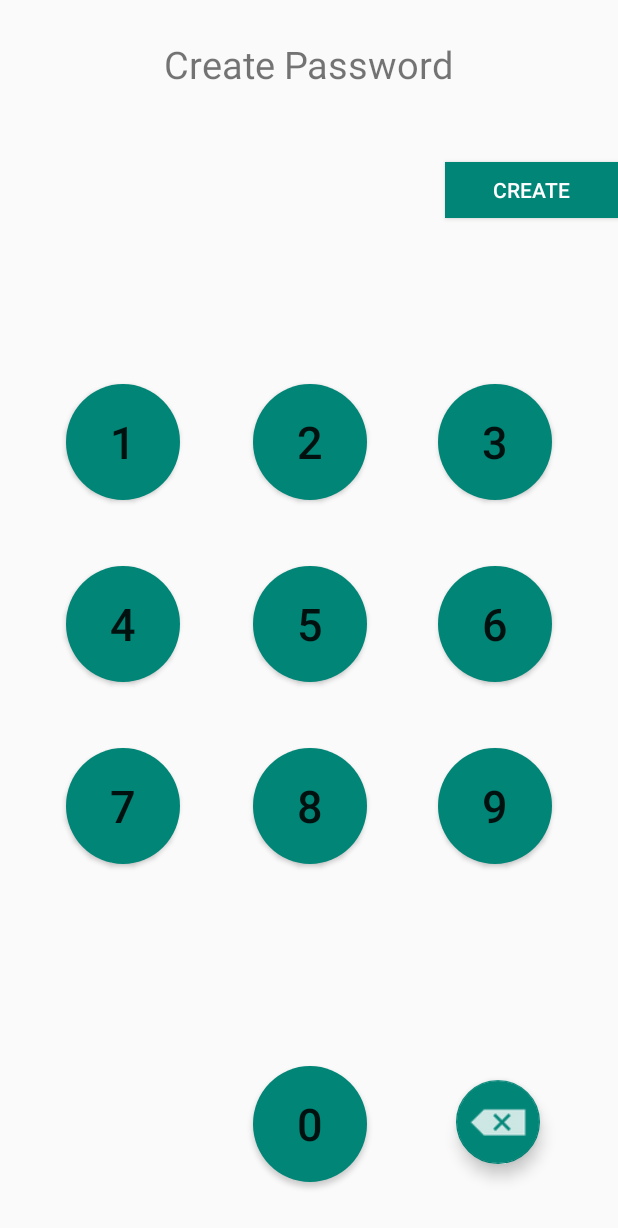
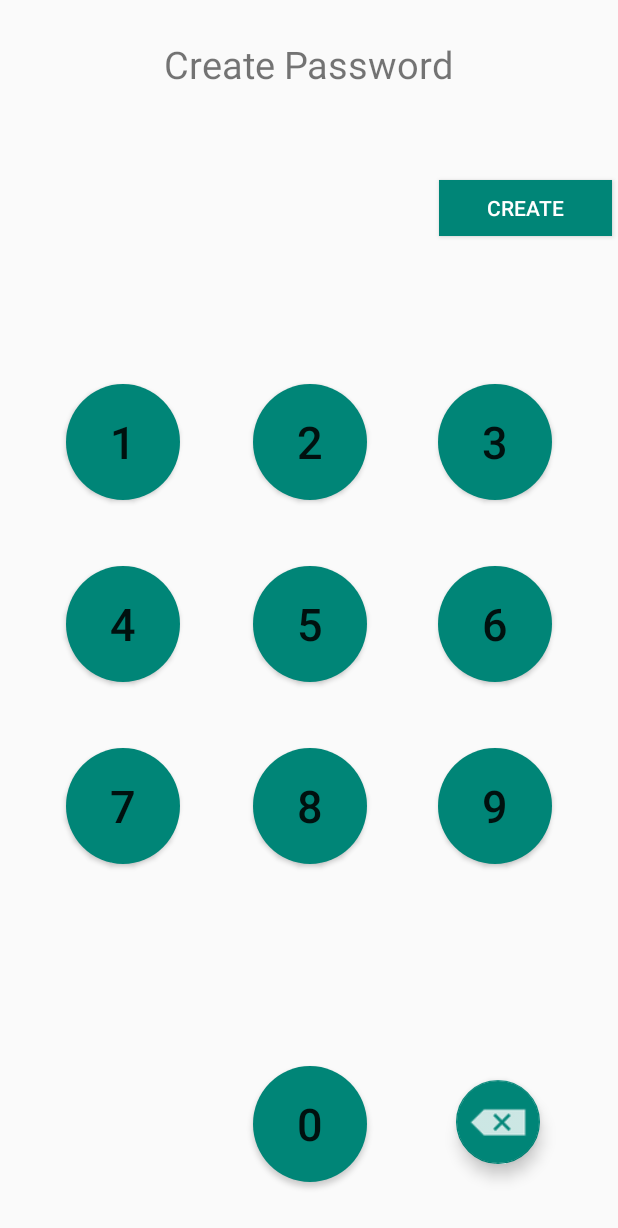
Before and after one commit to AndreC98/PasswordManagerAndroidAPP, an Android app: the screen it shows after launch (CreatePassword), after a tap on "CREATE", on a phone screen of 412 x 824 dp. Shown: the top 1228 px of the screen. Run offline under Robolectric (Android 15) with nearby library versions, the phone set to English and light mode, and no system bars.

```diff
--- a/app/src/main/AndroidManifest.xml
+++ b/app/src/main/AndroidManifest.xml
@@ -5,7 +5,7 @@
     <application
         android:allowBackup="true"
         android:icon="@mipmap/ic_launcher"
-        android:label=""
+        android:label="Secure Account Manager"
         android:roundIcon="@mipmap/ic_launcher_round"
         android:supportsRtl="true"
         android:theme="@style/Theme.AppCompat.Light.NoActionBar">
--- a/app/src/main/java/com/example/passwordmanagerapp/Login.java
+++ b/app/src/main/java/com/example/passwordmanagerapp/Login.java
@@ -30,13 +30,12 @@ public class Login extends AppCompatActivity {
     }
 
     public void onStart() {
-        Context context = this;
-        try {
-            fileIn = context.openFileInput("AccountManagerPassword.ser");
-            in = new ObjectInputStream(fileIn);
-            password = (String) in.readObject();
-        } catch(IOException | ClassNotFoundException e){}
+        password = loadPassword();
         Button createButton = (Button) findViewById(R.id.createBttn);
+        Button submitButton = (Button) findViewById(R.id.loginBttn);
+        if(password == null) {
+            submitButton.setEnabled(false);
+            submitButton.setVisibility(View.INVISIBLE);
             createButton.setOnClickListener(new View.OnClickListener() {
                 @Override
                 public void onClick(View view) {
@@ -47,14 +46,29 @@ public class Login extends AppCompatActivity {
                     }
                 }
             });
-        Button submitButton = (Button) findViewById(R.id.loginBttn);
+        }
+        else {
+            createButton.setEnabled(false);
+            createButton.setVisibility(View.INVISIBLE);
             submitButton.setOnClickListener(new View.OnClickListener() {
                 @Override
                 public void onClick(View view) {
                     signIn();
                 }
             });
+        }
+
         super.onStart();
+    }
+
+    public String loadPassword() {
+        Context context = this;
+        try {
+            fileIn = context.openFileInput("AccountManagerPassword.ser");//change later
+            in = new ObjectInputStream(fileIn);
+            password = (String) in.readObject();
+        } catch(IOException | ClassNotFoundException e){}
+        return password;
     }
 
     public void onResume() {
--- a/app/src/main/java/com/example/passwordmanagerapp/Search.java
+++ b/app/src/main/java/com/example/passwordmanagerapp/Search.java
@@ -58,7 +58,10 @@ public class Search extends AppCompatActivity {
         super.onStart();
     }
     public void onResume() {
-
+        Button searchBttn = (Button)findViewById(R.id.searchBttn);
+        if(searchBttn == null) {
+            finish();
+        }
         super.onResume();
     }
     public void searchResults(EditText searchApp, EditText searchUsr, EditText searchPass) {
--- a/app/src/main/res/layout/create_password.xml
+++ b/app/src/main/res/layout/create_password.xml
@@ -19,20 +19,23 @@
     <TextView
         android:id="@+id/createdPassword"
         android:layout_width="116dp"
-        android:layout_height="36dp"
+        android:layout_height="45dp"
         android:layout_marginTop="48dp"
         android:layout_marginEnd="32dp"
         android:password="true"
         android:textAlignment="center"
-        android:textSize="20dp"
+        android:textSize="50dp"
         app:layout_constraintEnd_toStartOf="@+id/createPassword"
+        app:layout_constraintHorizontal_bias="0.993"
+        app:layout_constraintStart_toStartOf="parent"
         app:layout_constraintTop_toBottomOf="@+id/textView7" />
 
     <Button
         android:id="@+id/createPassword"
         android:layout_width="115dp"
         android:layout_height="37dp"
-        android:layout_marginTop="108dp"
+        android:layout_marginTop="120dp"
+        android:layout_marginEnd="4dp"
         android:background="#008577"
         android:onClick="savePassword"
         android:text="Create"
--- /dev/null
+++ b/app/src/main/res/values/dimens.xml
@@ -0,0 +1,5 @@
+<resources>
+    <!-- Default screen margins, per the Android Design guidelines. -->
+    <dimen name="activity_horizontal_margin">16dp</dimen>
+    <dimen name="activity_vertical_margin">16dp</dimen>
+</resources>
```
Also changed, not shown: app/src/main/java/com/example/passwordmanagerapp/Add_new.java (+18 -3 lines), app/src/main/java/com/example/passwordmanagerapp/Edit_Program.java (+12 -3 lines), app/src/main/res/layout/login.xml (+4 -3 lines). Lines whose indentation alone changed are shown as unchanged.
